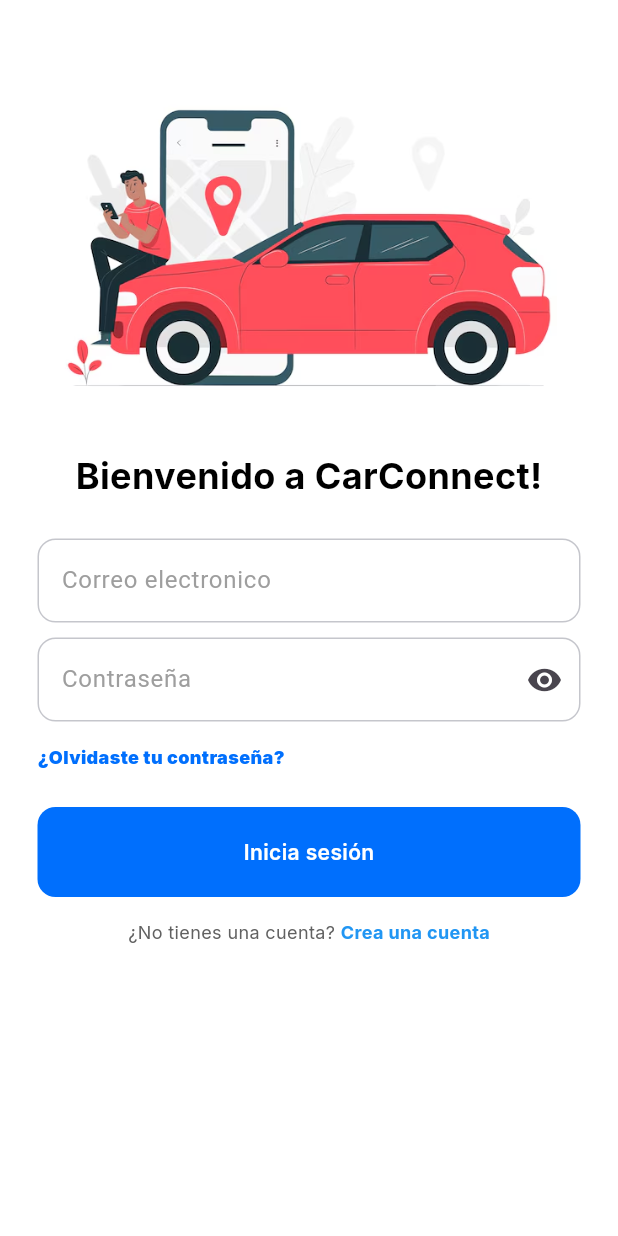
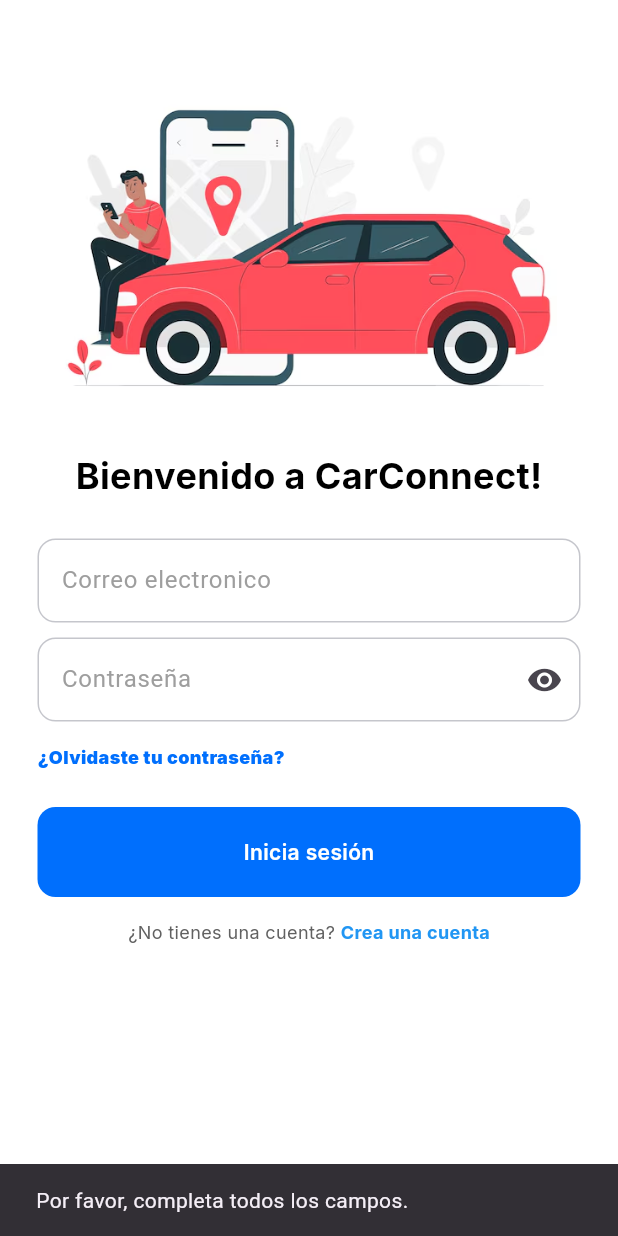
Before and after one commit to Applicaciones-moviles/Frontend, a Flutter app: the LoginPage screen opened by its route, after a tap on "Inicia sesión", on a phone screen of 412 x 824 dp. Run offline on Flutter 3.47's test engine with Material 3 defaults, Android fonts, the phone set to English and light mode, and no system bars; our stand-ins replace fluentui_icons, flutter_secure_storage, google_fonts, table_calendar; accounts and stored records are empty.

Commit message:
feat: backend in login

```diff
--- a/lib/base/screens/login_page.dart
+++ b/lib/base/screens/login_page.dart
@@ -1,19 +1,95 @@
+import 'dart:convert';
+import 'package:carconnect_aplication/base/screens/home-client.dart';
+import 'package:carconnect_aplication/base/screens/register_page.dart';
+import 'package:flutter_secure_storage/flutter_secure_storage.dart';
 import 'package:carconnect_aplication/base/components/my_button.dart';
 import 'package:carconnect_aplication/base/components/my_textfield.dart';
-import 'package:carconnect_aplication/base/screens/register_page.dart';
 import 'package:flutter/material.dart';
+import 'package:http/http.dart' as http;
 import 'package:google_fonts/google_fonts.dart';
+
+class LoginPage extends StatefulWidget {
+  LoginPage({super.key});
+
+  @override
+  _LoginPageState createState() => _LoginPageState();
+}
+
+class _LoginPageState extends State<LoginPage> {
+  final emailController = TextEditingController();
+  final passwordController = TextEditingController();
+
+  final FlutterSecureStorage _storage = FlutterSecureStorage();
+
+  static const String loginEndpoint = 'https://azuredrivesafeapp-gehpfxd0gzhxf9a0.eastus-01.azurewebsites.net/api/v1/authentication/sign-in';
+
+
+  Future<void> loginUser() async {
+    final email = emailController.text;
+    final password = passwordController.text;
+
+
+    if (email.isEmpty || password.isEmpty) {
+      showError('Por favor, completa todos los campos.');
+      return;
+    }
+
+
+    final Map<String, dynamic> data = {
+      "email": email,
+      "password": password,
+    };
+
+    try {
+      final response = await http.post(
+        Uri.parse(loginEndpoint),
+        headers: {'Content-Type': 'application/json'},
+        body: json.encode(data),
+      );
 
 
 
-class LoginPage extends StatelessWidget {
-  LoginPage({super.key});
+      if (response.statusCode == 200 || response.statusCode == 201) {
 
-  final emailController = TextEditingController();
-  final passwordController = TextEditingController();
+        final responseBody = json.decode(response.body);
+        final token = responseBody['token'];
+        final userId = responseBody['id'];
+
+
+        await _storage.write(key: 'auth_token', value: token);
+        await _storage.write(key: 'user_id', value: userId.toString());
+
+        showSuccess('Inicio de sesión exitoso');
+
+        String? storedToken = await _storage.read(key: 'auth_token');
+        String? storedId = await _storage.read(key: 'user_id');
+        print("Token guardado: $storedToken");
+        print("Id del usuario es: $storedId");
+
+
+        Navigator.pushReplacement(
+            context,
+            MaterialPageRoute(builder: (context) => HomeClient())
+        );
+      } else {
+        final responseBody = json.decode(response.body);
+        showError(responseBody['message'] ?? 'Error desconocido');
+      }
+    } catch (e) {
+      showError('Error de conexión: $e');
+    }
+  }
+
+  void showError(String message) {
+    ScaffoldMessenger.of(context).showSnackBar(SnackBar(content: Text(message)));
+  }
+
+  void showSuccess(String message) {
+    ScaffoldMessenger.of(context).showSnackBar(SnackBar(content: Text(message)));
+  }
 
   @override
-  Widget build(BuildContext context){
+  Widget build(BuildContext context) {
     return Scaffold(
       backgroundColor: Colors.white,
       body: SafeArea(
@@ -21,20 +97,16 @@
           child: Column(
             children: [
               const SizedBox(height: 50),
-
               Row(
                 mainAxisAlignment: MainAxisAlignment.center,
                 children: [
                   Image.asset(
                     'lib/base/images/login_image.png',
                     height: 210,
-                  )
+                  ),
                 ],
               ),
-
               const SizedBox(height: 40),
-
-
               Text(
                 'Bienvenido a CarConnect!',
                 style: GoogleFonts.inter(
@@ -43,28 +115,20 @@
                   fontSize: 24,
                 ),
               ),
-
               const SizedBox(height: 25),
-
-
               MyTextfield(
                 controller: emailController,
                 hintText: 'Correo electronico',
                 obscureText: false,
               ),
-
               const SizedBox(height: 10),
-
-
               MyTextfield(
                 controller: passwordController,
                 hintText: 'Contraseña',
                 obscureText: true,
                 isPasswordField: true,
               ),
-
               const SizedBox(height: 15),
-
               Padding(
                 padding: const EdgeInsets.symmetric(horizontal: 25.0),
                 child: Row(
@@ -81,17 +145,13 @@
                   ],
                 ),
               ),
-
               const SizedBox(height: 25),
-
-              //sign button
-
-              MyButton(text: "Inicia sesión",onPressed: (){},),
-
+              MyButton(
+                text: "Inicia sesión",
+                onPressed: loginUser,
+              ),
               const SizedBox(height: 15),
-
               Row(
-
                 mainAxisAlignment: MainAxisAlignment.center,
                 children: [
                   Text(
@@ -102,7 +162,7 @@
                     ),
                   ),
                   GestureDetector(
-                    onTap: (){
+                    onTap: () {
                       Navigator.push(
                         context,
                         MaterialPageRoute(builder: (context) => RegisterPage()),
@@ -118,18 +178,11 @@
                     ),
                   )
                 ],
-
               )
-
-
-
             ],
           ),
         ),
       ),
     );
-
-
-
   }
 }
--- a/lib/base/screens/register_page.dart
+++ b/lib/base/screens/register_page.dart
@@ -23,10 +23,8 @@
   String? selectedProfile;
   bool isTermsAccepted = false;
 
-  // URL del endpoint de registro (ajusta esta URL a tu servidor)
   static const String registerEndpoint = 'https://azuredrivesafeapp-gehpfxd0gzhxf9a0.eastus-01.azurewebsites.net/api/v1/authentication/sign-up';
 
-  // Función para registrar al usuario
   Future<void> registerUser() async {
     final username = userController.text;
     final email = emailController.text;
@@ -34,31 +32,26 @@
     final cellphone = phoneController.text;
     final password = passwordController.text;
 
-    // Validación de campos vacíos
     if (username.isEmpty || email.isEmpty || dni.isEmpty || cellphone.isEmpty || password.isEmpty) {
       showError('Por favor, completa todos los campos.');
       return;
     }
 
-    // Validación de correo electrónico
     if (!isValidEmail(email)) {
       showError('Por favor, ingresa un correo electrónico válido.');
       return;
     }
 
-    // Validación de número de teléfono
     if (!isValidPhoneNumber(cellphone)) {
       showError('Por favor, ingresa un número de teléfono válido.');
       return;
     }
 
-    // Verificar si los términos y condiciones han sido aceptados
     if (!isTermsAccepted) {
       showError('Debes aceptar los términos y condiciones.');
       return;
     }
 
-    // Preparar los datos en formato JSON
     final Map<String, dynamic> data = {
       "username": username,
       "dni": dni,
@@ -68,7 +61,6 @@
       "roles": [selectedProfile == 'Arrendador' ? 'ROLE_LESSOR' : 'ROLE_TENANT'],
     };
 
-    // Realizar la solicitud HTTP POST
     try {
       final response = await http.post(
         Uri.parse(registerEndpoint),
@@ -79,43 +71,35 @@
       print('Respuesta del servidor: ${response.body}');
 
       if (response.statusCode == 200 || response.statusCode == 201) {
-        // Registro exitoso
         showSuccess('Registro exitoso');
-        // Redirigir al login o alguna otra página (por ejemplo, LoginPage)
         Navigator.push(
           context,
           MaterialPageRoute(builder: (context) => LoginPage()),
         );
       } else {
-        // Si la respuesta del servidor es un error
         final responseBody = json.decode(response.body);
         showError(responseBody['message'] ?? 'Error desconocido');
       }
     } catch (e) {
-      // Error de conexión o cualquier otro error
       showError('Error de conexión: $e');
     }
   }
 
-  // Función para mostrar un error usando un SnackBar
   void showError(String message) {
     ScaffoldMessenger.of(context).showSnackBar(SnackBar(content: Text(message)));
   }
 
-  // Función para mostrar un mensaje de éxito usando un SnackBar
   void showSuccess(String message) {
     ScaffoldMessenger.of(context).showSnackBar(SnackBar(content: Text(message)));
   }
 
-  // Validación de correo electrónico
   bool isValidEmail(String email) {
     final emailRegex = RegExp(r'^[a-zA-Z0-9._%+-]+@[a-zA-Z0-9.-]+\.[a-zA-Z]{2,}$');
     return emailRegex.hasMatch(email);
   }
 
-  // Validación de número de teléfono
   bool isValidPhoneNumber(String phone) {
-    final phoneRegex = RegExp(r'^[0-9]{9,15}$'); // Ajusta la longitud según sea necesario
+    final phoneRegex = RegExp(r'^[0-9]{9,15}$');
     return phoneRegex.hasMatch(phone);
   }
 
@@ -129,7 +113,7 @@
         leading: IconButton(
           icon: const Icon(Icons.arrow_back, color: Colors.black),
           onPressed: () {
-            Navigator.pop(context); // Regresar a la pantalla anterior
+            Navigator.pop(context);
           },
         ),
         title: const Text(
@@ -377,7 +361,7 @@
                                 fontSize: 12,
                                 fontWeight: FontWeight.bold,
                                 color:
-                                Color(0xFF006FFD)), // Cambia el color aquí
+                                Color(0xFF006FFD)),
                           ),
                           TextSpan(
                             text: ' y la ',
@@ -389,7 +373,7 @@
                                 fontSize: 12,
                                 fontWeight: FontWeight.bold,
                                 color:
-                                Color(0xFF006FFD)), // Cambia el color aquí
+                                Color(0xFF006FFD)),
                           ),
                         ])),
                       ),
--- a/pubspec.yaml
+++ b/pubspec.yaml
@@ -31,6 +31,7 @@
   flutter:
     sdk: flutter
   google_fonts: 6.2.1
+  flutter_secure_storage: ^9.2.2
   http: ^1.2.2
 
 
```
Also changed, not shown: pubspec.lock, 5 other files.
